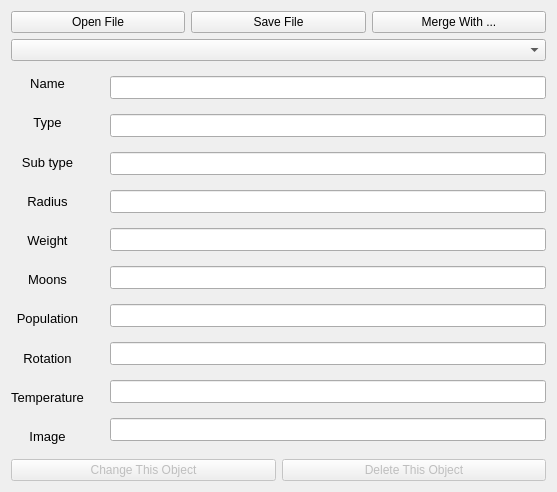
The window that forms/editdialog.ui (zeightOFFICIAL/csv-space-database) describes before a commit, drawn with Qt 5.
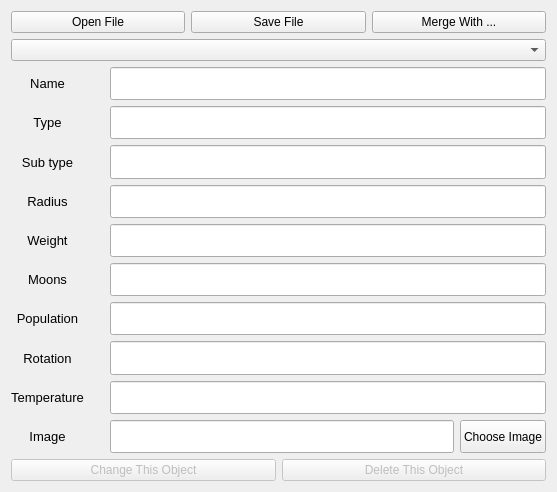
The same window after the commit. Icons and pictures are not drawn.

```diff
--- a/forms/editdialog.ui
+++ b/forms/editdialog.ui
@@ -235,6 +235,12 @@
         <layout class="QVBoxLayout" name="verticalLayout2">
          <item>
           <widget class="QLineEdit" name="nameField">
+           <property name="sizePolicy">
+            <sizepolicy hsizetype="Expanding" vsizetype="Expanding">
+             <horstretch>0</horstretch>
+             <verstretch>0</verstretch>
+            </sizepolicy>
+           </property>
            <property name="font">
             <font>
              <pointsize>10</pointsize>
@@ -244,6 +250,12 @@
          </item>
          <item>
           <widget class="QLineEdit" name="typeField">
+           <property name="sizePolicy">
+            <sizepolicy hsizetype="Expanding" vsizetype="Expanding">
+             <horstretch>0</horstretch>
+             <verstretch>0</verstretch>
+            </sizepolicy>
+           </property>
            <property name="font">
             <font>
              <pointsize>10</pointsize>
@@ -253,6 +265,12 @@
          </item>
          <item>
           <widget class="QLineEdit" name="subField">
+           <property name="sizePolicy">
+            <sizepolicy hsizetype="Expanding" vsizetype="Expanding">
+             <horstretch>0</horstretch>
+             <verstretch>0</verstretch>
+            </sizepolicy>
+           </property>
            <property name="font">
             <font>
              <pointsize>10</pointsize>
@@ -262,6 +280,12 @@
          </item>
          <item>
           <widget class="QLineEdit" name="radiusField">
+           <property name="sizePolicy">
+            <sizepolicy hsizetype="Expanding" vsizetype="Expanding">
+             <horstretch>0</horstretch>
+             <verstretch>0</verstretch>
+            </sizepolicy>
+           </property>
            <property name="font">
             <font>
              <pointsize>10</pointsize>
@@ -271,6 +295,12 @@
          </item>
          <item>
           <widget class="QLineEdit" name="weightField">
+           <property name="sizePolicy">
+            <sizepolicy hsizetype="Expanding" vsizetype="Expanding">
+             <horstretch>0</horstretch>
+             <verstretch>0</verstretch>
+            </sizepolicy>
+           </property>
            <property name="font">
             <font>
              <pointsize>10</pointsize>
@@ -280,6 +310,12 @@
          </item>
          <item>
           <widget class="QLineEdit" name="moonsField">
+           <property name="sizePolicy">
+            <sizepolicy hsizetype="Expanding" vsizetype="Expanding">
+             <horstretch>0</horstretch>
+             <verstretch>0</verstretch>
+            </sizepolicy>
+           </property>
            <property name="font">
             <font>
              <pointsize>10</pointsize>
@@ -289,6 +325,12 @@
          </item>
          <item>
           <widget class="QLineEdit" name="populationField">
+           <property name="sizePolicy">
+            <sizepolicy hsizetype="Expanding" vsizetype="Expanding">
+             <horstretch>0</horstretch>
+             <verstretch>0</verstretch>
+            </sizepolicy>
+           </property>
            <property name="font">
             <font>
              <pointsize>10</pointsize>
@@ -298,6 +340,12 @@
          </item>
          <item>
           <widget class="QLineEdit" name="rotationField">
+           <property name="sizePolicy">
+            <sizepolicy hsizetype="Expanding" vsizetype="Expanding">
+             <horstretch>0</horstretch>
+             <verstretch>0</verstretch>
+            </sizepolicy>
+           </property>
            <property name="font">
             <font>
              <pointsize>10</pointsize>
@@ -307,6 +355,12 @@
          </item>
          <item>
           <widget class="QLineEdit" name="temperatureField">
+           <property name="sizePolicy">
+            <sizepolicy hsizetype="Expanding" vsizetype="Expanding">
+             <horstretch>0</horstretch>
+             <verstretch>0</verstretch>
+            </sizepolicy>
+           </property>
            <property name="font">
             <font>
              <pointsize>10</pointsize>
@@ -315,13 +369,36 @@
           </widget>
          </item>
          <item>
-          <widget class="QLineEdit" name="imageField">
-           <property name="font">
-            <font>
-             <pointsize>10</pointsize>
-            </font>
-           </property>
-          </widget>
+          <layout class="QHBoxLayout" name="horizontalLayout2_2">
+           <item>
+            <widget class="QLineEdit" name="imageField">
+             <property name="sizePolicy">
+              <sizepolicy hsizetype="Expanding" vsizetype="Expanding">
+               <horstretch>0</horstretch>
+               <verstretch>0</verstretch>
+              </sizepolicy>
+             </property>
+             <property name="font">
+              <font>
+               <pointsize>10</pointsize>
+              </font>
+             </property>
+            </widget>
+           </item>
+           <item>
+            <widget class="QPushButton" name="openImageButton">
+             <property name="sizePolicy">
+              <sizepolicy hsizetype="Preferred" vsizetype="Expanding">
+               <horstretch>0</horstretch>
+               <verstretch>0</verstretch>
+              </sizepolicy>
+             </property>
+             <property name="text">
+              <string>Choose Image</string>
+             </property>
+            </widget>
+           </item>
+          </layout>
          </item>
         </layout>
        </item>
```
Left out of the diff: 62 changed lines with no effect on the pictures.
